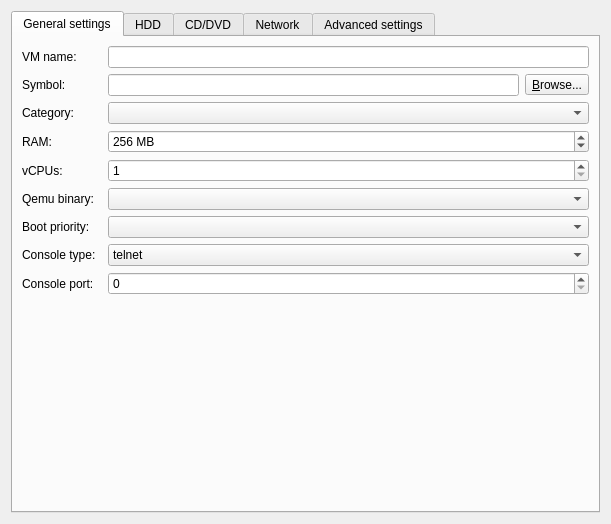
Above: gns3/modules/qemu/ui/qemu_vm_configuration_page.ui from GNS3/gns3-gui before the change. Below: the same form after it.
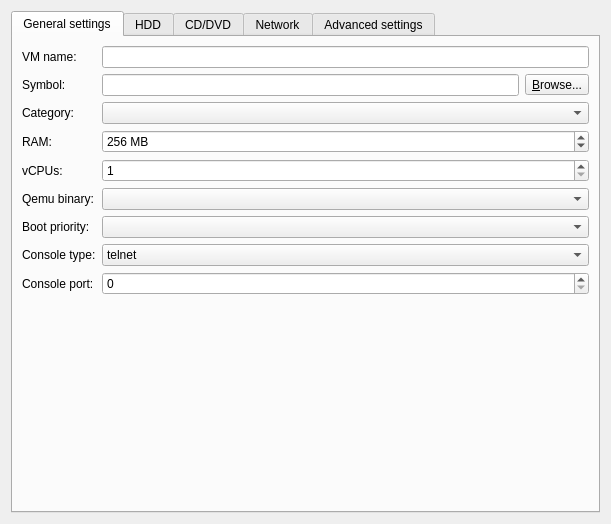
That is the form after the change.

Commit message: Support for modifications to a base Qemu VM (not a linked clone).

What changed in the file:
```diff
--- a/gns3/modules/qemu/ui/qemu_vm_configuration_page.ui
+++ b/gns3/modules/qemu/ui/qemu_vm_configuration_page.ui
@@ -24,81 +24,24 @@
        <string>General settings</string>
       </attribute>
       <layout class="QGridLayout" name="gridLayout_4">
-       <item row="2" column="0">
+       <item row="0" column="0">
+        <widget class="QLabel" name="uiNameLabel">
+         <property name="text">
+          <string>VM name:</string>
+         </property>
+        </widget>
+       </item>
+       <item row="0" column="1">
+        <widget class="QLineEdit" name="uiNameLineEdit"/>
+       </item>
+       <item row="1" column="0">
         <widget class="QLabel" name="uiSymbolLabel">
          <property name="text">
           <string>Symbol:</string>
          </property>
         </widget>
        </item>
-       <item row="6" column="2">
-        <widget class="QComboBox" name="uiQemuListComboBox">
-         <property name="sizePolicy">
-          <sizepolicy hsizetype="Expanding" vsizetype="Fixed">
-           <horstretch>0</horstretch>
-           <verstretch>0</verstretch>
-          </sizepolicy>
-         </property>
-        </widget>
-       </item>
-       <item row="9" column="2">
-        <widget class="QSpinBox" name="uiConsolePortSpinBox">
-         <property name="maximum">
-          <number>65535</number>
-         </property>
-        </widget>
-       </item>
-       <item row="11" column="2">
-        <spacer name="spacer">
-         <property name="orientation">
-          <enum>Qt::Vertical</enum>
-         </property>
-         <property name="sizeHint" stdset="0">
-          <size>
-           <width>263</width>
-           <height>94</height>
-          </size>
-         </property>
-        </spacer>
-       </item>
-       <item row="6" column="0" colspan="2">
-        <widget class="QLabel" name="uiQemuListLabel">
-         <property name="text">
-          <string>Qemu binary:</string>
-         </property>
-        </widget>
-       </item>
-       <item row="9" column="0" colspan="2">
-        <widget class="QLabel" name="uiConsolePortLabel">
-         <property name="text">
-          <string>Console port:</string>
-         </property>
-        </widget>
-       </item>
-       <item row="4" column="0">
-        <widget class="QLabel" name="uiRamLabel">
-         <property name="text">
-          <string>RAM:</string>
-         </property>
-        </widget>
-       </item>
-       <item row="4" column="2">
-        <widget class="QSpinBox" name="uiRamSpinBox">
-         <property name="suffix">
-          <string> MB</string>
-         </property>
-         <property name="minimum">
-          <number>32</number>
-         </property>
-         <property name="maximum">
-          <number>65535</number>
-         </property>
-         <property name="value">
-          <number>256</number>
-         </property>
-        </widget>
-       </item>
-       <item row="2" column="2">
+       <item row="1" column="1">
         <layout class="QHBoxLayout" name="horizontalLayout_7">
          <item>
           <widget class="QLineEdit" name="uiSymbolLineEdit"/>
@@ -115,65 +58,47 @@
          </item>
         </layout>
        </item>
-       <item row="0" column="0">
-        <widget class="QLabel" name="uiNameLabel">
-         <property name="text">
-          <string>VM name:</string>
-         </property>
-        </widget>
-       </item>
-       <item row="0" column="2">
-        <widget class="QLineEdit" name="uiNameLineEdit"/>
-       </item>
-       <item row="3" column="0">
+       <item row="2" column="0">
         <widget class="QLabel" name="uiCategoryLabel">
          <property name="text">
           <string>Category:</string>
          </property>
         </widget>
        </item>
-       <item row="3" column="2">
+       <item row="2" column="1">
         <widget class="QComboBox" name="uiCategoryComboBox"/>
        </item>
-       <item row="8" column="0">
-        <widget class="QLabel" name="uiConsoleTypeLabel">
+       <item row="3" column="0">
+        <widget class="QLabel" name="uiRamLabel">
          <property name="text">
-          <string>Console type:</string>
+          <string>RAM:</string>
          </property>
         </widget>
        </item>
-       <item row="8" column="2">
-        <widget class="QComboBox" name="uiConsoleTypeComboBox">
-         <item>
-          <property name="text">
-           <string>telnet</string>
-          </property>
-         </item>
-         <item>
-          <property name="text">
-           <string>vnc</string>
-          </property>
-         </item>
-        </widget>
-       </item>
-       <item row="7" column="2">
-        <widget class="QComboBox" name="uiBootPriorityComboBox"/>
-       </item>
-       <item row="7" column="0">
-        <widget class="QLabel" name="uiBootPriorityLabel">
-         <property name="text">
-          <string>Boot priority:</string>
+       <item row="3" column="1">
+        <widget class="QSpinBox" name="uiRamSpinBox">
+         <property name="suffix">
+          <string> MB</string>
          </property>
+         <property name="minimum">
+          <number>32</number>
+         </property>
+         <property name="maximum">
+          <number>65535</number>
+         </property>
+         <property name="value">
+          <number>256</number>
+         </property>
         </widget>
        </item>
-       <item row="5" column="0">
+       <item row="4" column="0">
         <widget class="QLabel" name="uiCPULabel">
          <property name="text">
           <string>vCPUs:</string>
          </property>
         </widget>
        </item>
-       <item row="5" column="2">
+       <item row="4" column="1">
         <widget class="QSpinBox" name="uiCPUSpinBox">
          <property name="minimum">
           <number>1</number>
@@ -183,6 +108,81 @@
          </property>
         </widget>
        </item>
+       <item row="5" column="0">
+        <widget class="QLabel" name="uiQemuListLabel">
+         <property name="text">
+          <string>Qemu binary:</string>
+         </property>
+        </widget>
+       </item>
+       <item row="5" column="1">
+        <widget class="QComboBox" name="uiQemuListComboBox">
+         <property name="sizePolicy">
+          <sizepolicy hsizetype="Expanding" vsizetype="Fixed">
+           <horstretch>0</horstretch>
+           <verstretch>0</verstretch>
+          </sizepolicy>
+         </property>
+        </widget>
+       </item>
+       <item row="6" column="0">
+        <widget class="QLabel" name="uiBootPriorityLabel">
+         <property name="text">
+          <string>Boot priority:</string>
+         </property>
+        </widget>
+       </item>
+       <item row="6" column="1">
+        <widget class="QComboBox" name="uiBootPriorityComboBox"/>
+       </item>
+       <item row="7" column="0">
+        <widget class="QLabel" name="uiConsoleTypeLabel">
+         <property name="text">
+          <string>Console type:</string>
+         </property>
+        </widget>
+       </item>
+       <item row="7" column="1">
+        <widget class="QComboBox" name="uiConsoleTypeComboBox">
+         <item>
+          <property name="text">
+           <string>telnet</string>
+          </property>
+         </item>
+         <item>
+          <property name="text">
+           <string>vnc</string>
+          </property>
+         </item>
+        </widget>
+       </item>
+       <item row="8" column="0">
+        <widget class="QLabel" name="uiConsolePortLabel">
+         <property name="text">
+          <string>Console port:</string>
+         </property>
+        </widget>
+       </item>
+       <item row="9" column="1">
+        <spacer name="spacer">
+         <property name="orientation">
+          <enum>Qt::Vertical</enum>
+         </property>
+         <property name="sizeHint" stdset="0">
+          <size>
+           <width>263</width>
+           <height>94</height>
+          </size>
+         </property>
+        </spacer>
+       </item>
+       <item row="8" column="1">
+        <widget class="QSpinBox" name="uiConsolePortSpinBox">
+         <property name="maximum">
+          <number>65535</number>
+         </property>
+        </widget>
+       </item>
       </layout>
      </widget>
      <widget class="QWidget" name="uiHddTab">
@@ -745,10 +745,20 @@
             </property>
            </widget>
           </item>
-          <item row="0" column="2">
+          <item row="0" column="1">
            <widget class="QLineEdit" name="uiQemuOptionsLineEdit"/>
           </item>
-          <item row="1" column="0" colspan="3">
+          <item row="1" column="0" colspan="2">
+           <widget class="QCheckBox" name="uiBaseVMCheckBox">
+            <property name="enabled">
+             <bool>true</bool>
+            </property>
+            <property name="text">
+             <string>Use as a linked base VM</string>
+            </property>
+           </widget>
+          </item>
+          <item row="2" column="0" colspan="2">
            <widget class="QCheckBox" name="uiACPIShutdownCheckBox">
             <property name="text">
              <string>Enable ACPI shutdown (experimental)</string>
@@ -759,6 +769,7 @@
          <zorder>uiQemuOptionsLineEdit</zorder>
          <zorder>uiQemuOptionsLabel</zorder>
          <zorder>uiACPIShutdownCheckBox</zorder>
+         <zorder>uiBaseVMCheckBox</zorder>
         </widget>
        </item>
        <item>
```
The commit also changes 8 other files.
